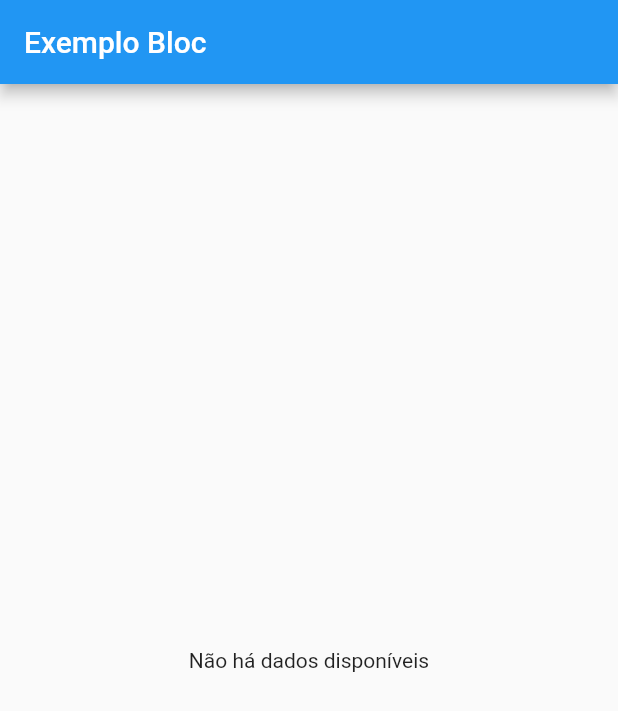
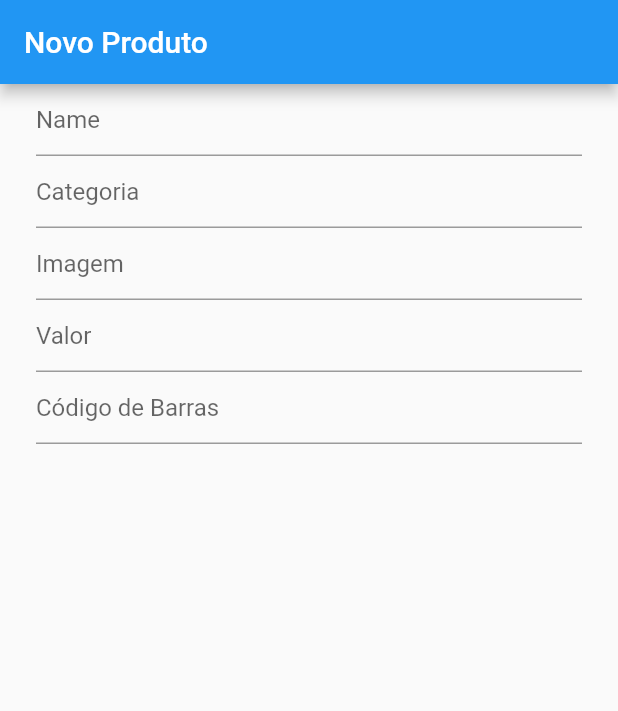
Before and after one commit to guiinfo3333/Estudando-Bloc, a Flutter app: the screen it shows after launch, on a phone screen of 412 x 824 dp. Shown: the top 711 px of the screen. Run offline on Flutter 3.47's test engine with Material 2 defaults, Android fonts, the phone set to English and light mode, and no system bars; our stand-ins replace bloc, equatable, flutter_bloc.

Commit message:
bloc forms implementando

```diff
--- a/lib/main.dart
+++ b/lib/main.dart
@@ -1,10 +1,13 @@
 import 'package:flutter/material.dart';
 import 'package:flutter_bloc/flutter_bloc.dart';
-import 'package:flutter_block_experto/bloc/home_bloc.dart';
-import 'package:flutter_block_experto/bloc/home_event.dart';
-import 'package:flutter_block_experto/pages/home_page.dart';
+import 'package:flutter_block_experto/models/products.dart';
+import 'package:flutter_block_experto/pages/home/bloc/home_bloc.dart';
+import 'package:flutter_block_experto/pages/home/bloc/home_event.dart';
+import 'package:flutter_block_experto/pages/home/bloc/home_state.dart';
+import 'package:flutter_block_experto/pages/home/home_page.dart';
+import 'package:flutter_block_experto/pages/product/bloc/product_bloc.dart';
+import 'package:flutter_block_experto/pages/product/product_page.dart';
 
-import 'bloc/home_state.dart';
 
 void main() {
   runApp(MyApp());
@@ -28,10 +31,14 @@ class MyApp extends StatelessWidget {
         // is not restarted.
         primarySwatch: Colors.blue,
       ),
-      home:BlocProvider<HomeBloc>(
-          create: (BuildContext context)=>HomeBloc(HomeStateLoaded(list: []))..add(HomeFecthListWithEmpty()),
-          child: HomePage()
-      ),
+      home:BlocProvider<ProductBloc>(
+          create: (BuildContext context)=>ProductBloc(),
+          child: ProductPage()
+      )
+      // BlocProvider<HomeBloc>(
+      //     create: (BuildContext context)=>HomeBloc(HomeStateLoaded(list: []))..add(HomeFecthListWithEmpty()),
+      //     child: HomePage()
+      // ),
     );
   }
 }
--- /dev/null
+++ b/lib/models/products.dart
@@ -0,0 +1,37 @@
+import 'package:equatable/equatable.dart';
+
+class Product extends Equatable {
+  final String name;
+  final String barCode;
+  final String category;
+  final double value;
+  final String image;
+
+  Product(
+      {this.name = "",
+      this.barCode = "",
+      this.category = "",
+      this.value = 0.00,
+      this.image = ""});
+
+  Product.empty({this.name="",this.barCode="",this.category="",this.image="",this.value=0.00});
+
+  @override
+  // TODO: implement props
+  List<Object?> get props => [name, barCode, category, value, image];
+
+  Product copyWith(
+      {String? name,
+      String? barCode,
+      String? category,
+      double? value,
+      String? image}) {
+    return Product(
+      barCode: barCode ?? this.barCode,
+      category: category ?? this.category,
+      image: image ?? this.image,
+      name: name ?? this.name,
+      value: value ?? this.value,
+    );
+  }
+}
--- a/lib/bloc/home_bloc.dart
+++ b/lib/pages/home/bloc/home_bloc.dart
@@ -1,6 +1,6 @@
 import 'package:flutter_bloc/flutter_bloc.dart';
-import 'package:flutter_block_experto/bloc/home_event.dart';
-import 'package:flutter_block_experto/bloc/home_state.dart';
+import 'package:flutter_block_experto/pages/home/bloc/home_event.dart';
+import 'package:flutter_block_experto/pages/home/bloc/home_state.dart';
 
 class HomeBloc extends Bloc<HomeEvent,HomeState>{
   HomeBloc(HomeState initialState) : super(HomeStateLoaded(list: []));
--- a/lib/pages/home_page.dart
+++ b/lib/pages/home/home_page.dart
@@ -1,7 +1,8 @@
 import 'package:flutter/material.dart';
 import 'package:flutter_bloc/flutter_bloc.dart';
-import 'package:flutter_block_experto/bloc/home_bloc.dart';
-import 'package:flutter_block_experto/bloc/home_state.dart';
+import 'package:flutter_block_experto/pages/home/bloc/home_state.dart';
+
+import 'bloc/home_bloc.dart';
 
 class HomePage extends StatelessWidget {
   @override
--- /dev/null
+++ b/lib/pages/product/bloc/product_bloc.dart
@@ -0,0 +1,44 @@
+import 'dart:async';
+
+import 'package:bloc/bloc.dart';
+import 'package:equatable/equatable.dart';
+import 'package:flutter_block_experto/models/products.dart';
+
+part 'product_event.dart';
+
+part 'product_state.dart';
+
+class ProductBloc extends Bloc<ProductEvent, ProductState> {
+  ProductBloc() : super(ProductInitial());
+
+  Product _product = Product.empty();
+
+  @override
+  Stream<ProductState> mapEventToState(
+    ProductEvent event,
+  ) async* {
+    if (event is ProductEventUpdate) {
+      // um novo produto pro meu estado
+      _updateProduct(
+          barcode: event.barCode,
+          category: event.category,
+          image: event.image,
+          value: event.value,
+          name: event.name);
+      yield ProductDefaultState(product: _product);
+    }
+    // TODO: implement mapEventToState
+  }
+
+  Product get product => _product;
+
+  Product _updateProduct(
+      {required String name,
+      required String image,
+      required String barcode,
+      required String category,
+      required double value}) {
+    return _product = _product.copyWith(
+        name: name, category: category, value: value, image: image);
+  }
+}
--- /dev/null
+++ b/lib/pages/product/bloc/product_event.dart
@@ -0,0 +1,27 @@
+part of 'product_bloc.dart';
+
+abstract class ProductEvent extends Equatable {
+  const ProductEvent();
+}
+
+
+
+//faz as substituicoes do parametro do produto
+class ProductEventUpdate extends ProductEvent{
+  final String name;
+  final String barCode;
+  final String category;
+  final double value;
+  final String image;
+
+  ProductEventUpdate(
+      {this.name = "",
+        this.barCode = "",
+        this.category = "",
+        this.value = 0.00,
+        this.image = ""});
+  @override
+  // TODO: implement props
+  List<Object?> get props =>[];
+
+}
--- /dev/null
+++ b/lib/pages/product/bloc/product_state.dart
@@ -0,0 +1,20 @@
+part of 'product_bloc.dart';
+
+abstract class ProductState extends Equatable {
+  const ProductState();
+}
+
+class ProductInitial extends ProductState {
+
+  @override
+  List<Object> get props => [];
+}
+
+
+class ProductDefaultState extends ProductState {
+  final Product product;
+  ProductDefaultState({required this.product});
+
+  @override
+  List<Object> get props => [product];
+}
--- /dev/null
+++ b/lib/pages/product/product_page.dart
@@ -0,0 +1,53 @@
+import 'package:flutter/material.dart';
+import 'package:flutter_bloc/flutter_bloc.dart';
+import 'package:flutter_block_experto/pages/product/bloc/product_bloc.dart';
+
+class ProductPage extends StatelessWidget {
+  final GlobalKey _formkey = GlobalKey();
+
+  @override
+  Widget build(BuildContext context) {
+    var bloc = BlocProvider.of<ProductBloc>(context);
+    return Scaffold(
+      appBar: AppBar(
+        title: Text("Novo Produto"),
+      ),
+      body: Form(
+        key: _formkey,
+        child: Padding(
+          padding: const EdgeInsets.symmetric(horizontal: 24.0),
+          child: ListView(
+            children: [
+              TextFormField(
+                decoration: InputDecoration(hintText: 'Name'),
+                onChanged:(name)=>bloc.add(ProductEventUpdate(name: name)),  //chama o evento q atualiza
+              ),
+              TextFormField(
+                decoration: InputDecoration(hintText: 'Categoria'),
+                onChanged:(category)=>bloc.add(ProductEventUpdate(category: category)),  //chama o evento q atualiz
+              ),
+              TextFormField(
+                decoration: InputDecoration(hintText: 'Imagem'),
+                onChanged:(image)=>bloc.add(ProductEventUpdate(image: image)),  //chama o evento q atualiz
+              ),
+              TextFormField(
+                keyboardType: TextInputType.number,
+                decoration: InputDecoration(hintText: 'Valor'),
+                onChanged:(value)=>bloc.add(ProductEventUpdate(value:double.parse(value))),  //chama o evento q atualiz
+              ),
+              TextFormField(
+                decoration: InputDecoration(hintText: 'Código de Barras'),
+                onChanged:(barcode)=>bloc.add(ProductEventUpdate(barCode:barcode)),  //chama o evento q atualiz
+              ),
+              Column(
+                children: [
+                  Text("")
+                ],
+              )
+            ],
+          ),
+        ),
+      ),
+    );
+  }
+}
```
Also changed, not shown: lib/pages/home/bloc/home_event.dart (renamed from lib/bloc/home_event.dart), lib/pages/home/bloc/home_state.dart (renamed from lib/bloc/home_state.dart).
